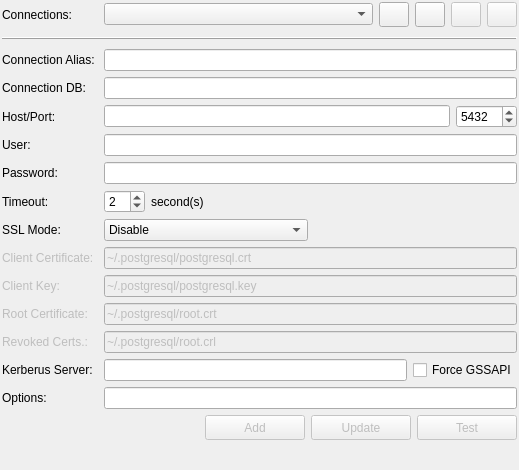
Qt form libpgmodeler_ui/ui/connectionsconfigwidget.ui (pgmodeler/pgmodeler) before a commit.
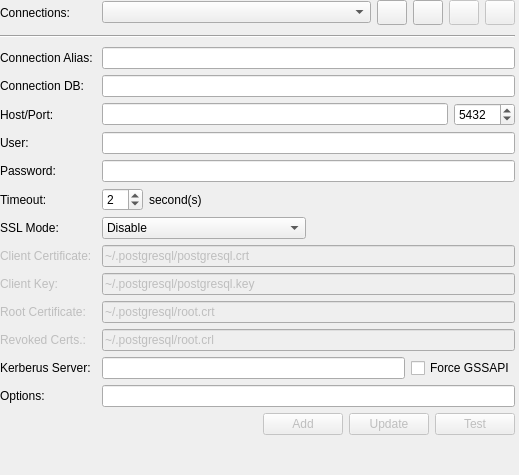
The same form after that commit. Icons and pictures are not drawn.

Patch:
```diff
--- a/libpgmodeler_ui/ui/connectionsconfigwidget.ui
+++ b/libpgmodeler_ui/ui/connectionsconfigwidget.ui
@@ -7,15 +7,24 @@
     <x>0</x>
     <y>0</y>
     <width>519</width>
-    <height>470</height>
+    <height>475</height>
    </rect>
   </property>
   <property name="windowTitle">
    <string>Form</string>
   </property>
   <layout class="QGridLayout" name="gridLayout">
-   <property name="margin">
-    <number>2</number>
+   <property name="leftMargin">
+    <number>0</number>
+   </property>
+   <property name="topMargin">
+    <number>0</number>
+   </property>
+   <property name="rightMargin">
+    <number>4</number>
+   </property>
+   <property name="bottomMargin">
+    <number>4</number>
    </property>
    <property name="spacing">
     <number>6</number>
@@ -145,7 +154,7 @@
       <enum>QFrame::HLine</enum>
      </property>
      <property name="frameShadow">
-      <enum>QFrame::Raised</enum>
+      <enum>QFrame::Sunken</enum>
      </property>
     </widget>
    </item>
@@ -586,15 +595,15 @@
         <bool>false</bool>
        </property>
        <property name="sizePolicy">
-        <sizepolicy hsizetype="Preferred" vsizetype="Preferred">
+        <sizepolicy hsizetype="Fixed" vsizetype="Preferred">
          <horstretch>0</horstretch>
          <verstretch>0</verstretch>
         </sizepolicy>
        </property>
        <property name="minimumSize">
         <size>
-         <width>100</width>
-         <height>25</height>
+         <width>0</width>
+         <height>0</height>
         </size>
        </property>
        <property name="maximumSize">
@@ -618,15 +627,15 @@
         <bool>false</bool>
        </property>
        <property name="sizePolicy">
-        <sizepolicy hsizetype="Preferred" vsizetype="Fixed">
+        <sizepolicy hsizetype="Fixed" vsizetype="Fixed">
          <horstretch>0</horstretch>
          <verstretch>0</verstretch>
         </sizepolicy>
        </property>
        <property name="minimumSize">
         <size>
-         <width>100</width>
-         <height>25</height>
+         <width>0</width>
+         <height>0</height>
         </size>
        </property>
        <property name="maximumSize">
@@ -650,15 +659,15 @@
         <bool>false</bool>
        </property>
        <property name="sizePolicy">
-        <sizepolicy hsizetype="Preferred" vsizetype="Fixed">
+        <sizepolicy hsizetype="Fixed" vsizetype="Fixed">
          <horstretch>0</horstretch>
          <verstretch>0</verstretch>
         </sizepolicy>
        </property>
        <property name="minimumSize">
         <size>
-         <width>100</width>
-         <height>25</height>
+         <width>0</width>
+         <height>0</height>
         </size>
        </property>
        <property name="maximumSize">
```
